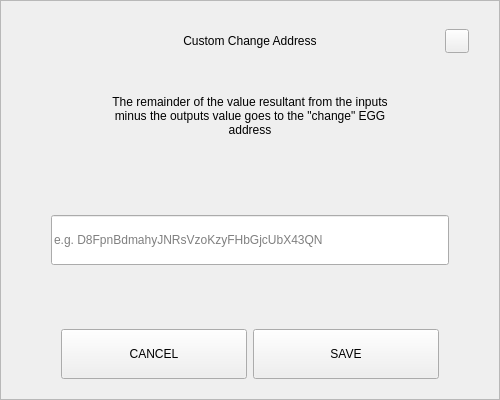
Qt form src/qt/pivx/forms/sendchangeaddressdialog.ui (KingricharVD/DSW) before a commit.
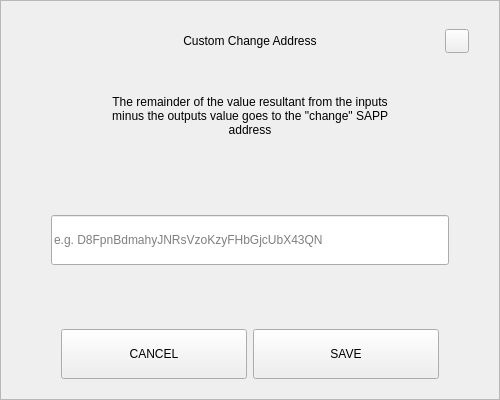
The same form after that commit.

Diff of the .ui file:
```diff
--- a/src/qt/pivx/forms/sendchangeaddressdialog.ui
+++ b/src/qt/pivx/forms/sendchangeaddressdialog.ui
@@ -164,7 +164,7 @@
          </size>
         </property>
         <property name="text">
-         <string>The remainder of the value resultant from the inputs minus the outputs value goes to the &quot;change&quot; EGG address</string>
+         <string>The remainder of the value resultant from the inputs minus the outputs value goes to the &quot;change&quot; SAPP address</string>
         </property>
         <property name="alignment">
          <set>Qt::AlignCenter</set>
```
